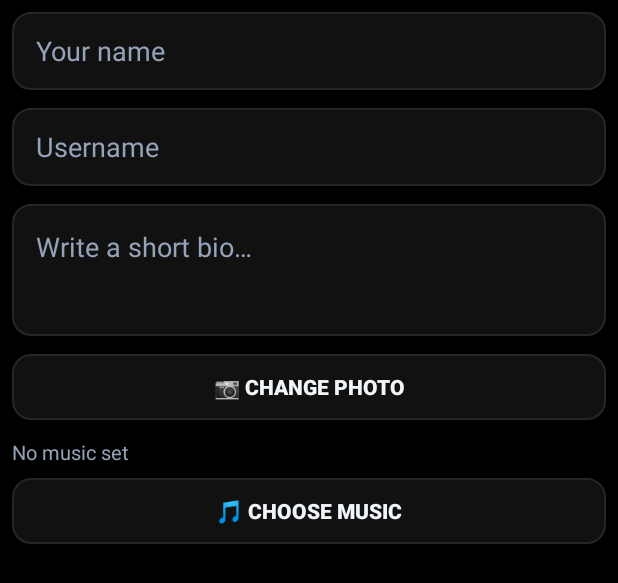
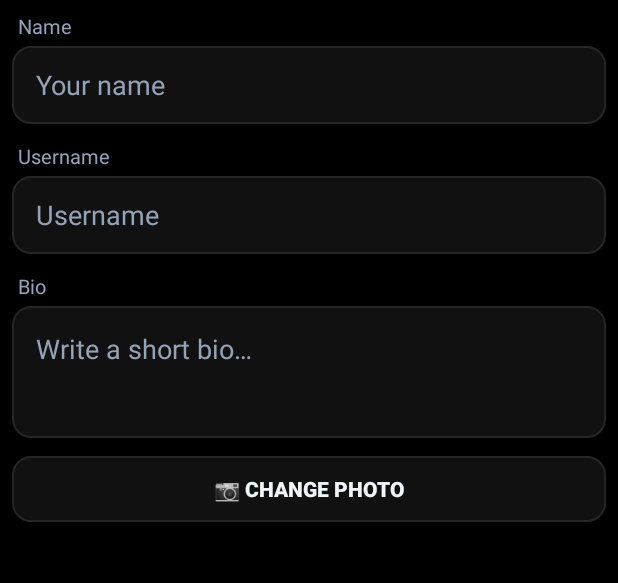
Before and after one commit to ayansikligar098-commits/picstory, an Android app: the layout dialog_edit_profile.xml on its own in the app's theme, with its tools: preview values and no code run, on a phone screen of 412 x 824 dp. Shown: the top 583 px of the screen. Run offline under Robolectric (Android 15) with nearby library versions, the phone set to English and light mode, and no system bars.

Commit message:
70a v2.6: Edit Profile labels (Name/Username/Bio) + remove profile music; header + moves to bottom nav, heart only on Home tab

```diff
--- a/app/build.gradle.kts
+++ b/app/build.gradle.kts
@@ -22,8 +22,8 @@ android {
         applicationId = "com.picstory.app"
         minSdk = 24
         targetSdk = 34
-        versionCode = 14
-        versionName = "2.5"
+        versionCode = 15
+        versionName = "2.6"
     }
 
     signingConfigs {
--- a/app/src/main/java/com/picstory/app/Models.kt
+++ b/app/src/main/java/com/picstory/app/Models.kt
@@ -8,7 +8,6 @@ data class User(
     val displayName: String,
     val bio: String,
     val avatarUrl: String,
-    val musicUrl: String,
     val postCount: Int,
     val followersCount: Int,
     val followingCount: Int,
@@ -24,7 +23,6 @@ data class User(
             displayName = o.optString("display_name"),
             bio = o.optString("bio"),
             avatarUrl = o.optString("avatar_url"),
-            musicUrl = o.optString("music_url"),
             postCount = o.optInt("post_count"),
             followersCount = o.optInt("followers_count"),
             followingCount = o.optInt("following_count"),
--- a/app/src/main/java/com/picstory/app/ProfileActivity.kt
+++ b/app/src/main/java/com/picstory/app/ProfileActivity.kt
@@ -31,8 +31,6 @@ class ProfileActivity : Activity() {
     }
 
     override fun onPause() {
-        // Profile music must not keep playing once the profile is left.
-        controller?.stopMusic()
         super.onPause()
     }
 
--- a/app/src/main/res/layout/dialog_edit_profile.xml
+++ b/app/src/main/res/layout/dialog_edit_profile.xml
@@ -5,10 +5,19 @@
     android:orientation="vertical"
     android:padding="8dp">
 
+    <TextView
+        android:layout_width="match_parent"
+        android:layout_height="wrap_content"
+        android:paddingStart="4dp"
+        android:text="Name"
+        android:textColor="@color/textSecondary"
+        android:textSize="13sp" />
+
     <EditText
         android:id="@+id/etName"
         android:layout_width="match_parent"
         android:layout_height="52dp"
+        android:layout_marginTop="4dp"
         android:background="@drawable/edit_bg"
         android:hint="@string/display_name"
         android:inputType="textPersonName"
@@ -17,11 +26,20 @@
         android:textColor="@color/textPrimary"
         android:textColorHint="@color/textSecondary" />
 
+    <TextView
+        android:layout_width="match_parent"
+        android:layout_height="wrap_content"
+        android:layout_marginTop="12dp"
+        android:paddingStart="4dp"
+        android:text="Username"
+        android:textColor="@color/textSecondary"
+        android:textSize="13sp" />
+
     <EditText
         android:id="@+id/etUsername"
         android:layout_width="match_parent"
         android:layout_height="52dp"
-        android:layout_marginTop="12dp"
+        android:layout_marginTop="4dp"
         android:background="@drawable/edit_bg"
         android:hint="Username"
         android:inputType="text"
@@ -31,11 +49,20 @@
         android:textColor="@color/textPrimary"
         android:textColorHint="@color/textSecondary" />
 
+    <TextView
+        android:layout_width="match_parent"
+        android:layout_height="wrap_content"
+        android:layout_marginTop="12dp"
+        android:paddingStart="4dp"
+        android:text="Bio"
+        android:textColor="@color/textSecondary"
+        android:textSize="13sp" />
+
     <EditText
         android:id="@+id/etBio"
         android:layout_width="match_parent"
         android:layout_height="88dp"
-        android:layout_marginTop="12dp"
+        android:layout_marginTop="4dp"
         android:background="@drawable/edit_bg"
         android:gravity="top"
         android:hint="@string/bio_hint"
@@ -73,42 +100,4 @@
             android:textStyle="bold"
             android:visibility="gone" />
     </LinearLayout>
-
-    <TextView
-        android:id="@+id/tvMusicStatus"
-        android:layout_width="match_parent"
-        android:layout_height="wrap_content"
-        android:layout_marginTop="12dp"
-        android:text="No music set"
-        android:textColor="@color/textSecondary"
-        android:textSize="13sp" />
-
-    <LinearLayout
-        android:layout_width="match_parent"
-        android:layout_height="wrap_content"
-        android:layout_marginTop="8dp"
-        android:orientation="horizontal">
-
-        <Button
-            android:id="@+id/btnChooseMusic"
-            android:layout_width="0dp"
-            android:layout_height="44dp"
-            android:layout_weight="1"
-            android:background="@drawable/edit_bg"
-            android:text="🎵 Choose music"
-            android:textColor="@color/textPrimary"
-            android:textStyle="bold" />
-
-        <Button
-            android:id="@+id/btnRemoveMusic"
-            android:layout_width="0dp"
-            android:layout_height="44dp"
-            android:layout_marginStart="8dp"
-            android:layout_weight="1"
-            android:background="@drawable/edit_bg"
-            android:text="Remove"
-            android:textColor="@color/danger"
-            android:textStyle="bold"
-            android:visibility="gone" />
-    </LinearLayout>
 </LinearLayout>
```
Also changed, not shown: app/src/main/java/com/picstory/app/ApiClient.kt (+0 -35 lines), app/src/main/java/com/picstory/app/HomeActivity.kt (+7 -11 lines), app/src/main/java/com/picstory/app/ProfileController.kt (+3 -168 lines), app/src/main/res/layout/activity_home.xml (+29 -16 lines), app/src/main/res/layout/profile_content.xml (+0 -11 lines).
